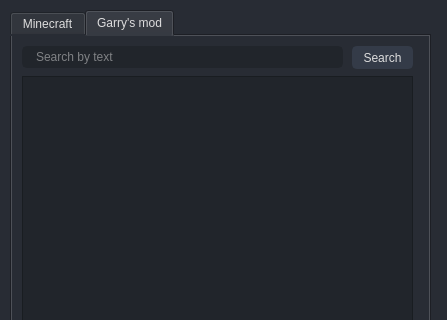
Before: the Qt Designer form form.ui in qLeaker/Client, drawn with Qt 5; both pictures show x 0 to 447 and y 0 to 320 of the 447 by 635 pixel window.
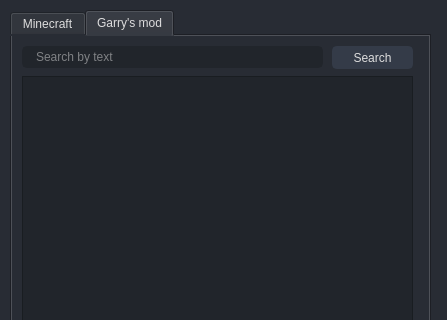
After: the same form once the commit is applied. Icons and pictures are not drawn.

```diff
--- a/form.ui
+++ b/form.ui
@@ -661,7 +661,7 @@
         <rect>
          <x>10</x>
          <y>10</y>
-         <width>321</width>
+         <width>301</width>
          <height>22</height>
         </rect>
        </property>
@@ -681,9 +681,9 @@
       <widget class="QPushButton" name="gmodSearchButton">
        <property name="geometry">
         <rect>
-         <x>340</x>
+         <x>320</x>
          <y>10</y>
-         <width>61</width>
+         <width>81</width>
          <height>23</height>
         </rect>
        </property>
```
Left out of the diff: 4 changed lines with no effect on the pictures.
